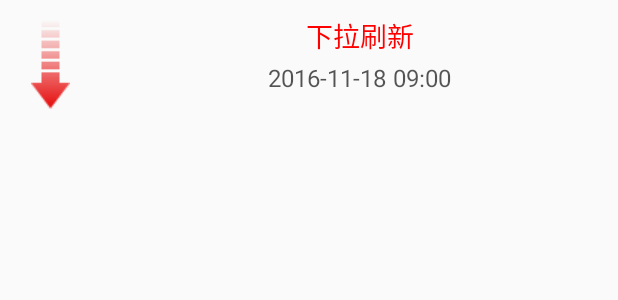
After one commit to chengxinping/UCity, an Android app: the layout pull_to_refresh.xml on its own in the app's theme, with its tools: preview values and no code run, on a phone screen of 412 x 824 dp. The commit adds this screen. Shown: the top 300 px of the screen. Run offline under Robolectric (Android 15) with nearby library versions, the phone set to English and light mode, and no system bars.

Commit message:
新闻数据下拉刷新++点击返回两次退出app

```diff
--- a/app/src/main/res/layout/pager_tab_detail.xml
+++ b/app/src/main/res/layout/pager_tab_detail.xml
@@ -5,8 +5,8 @@
     android:baselineAligned="false"
     android:orientation="vertical">
 
-    <ListView
+    <com.chengxinping.u_city.view.PullToRefreshListView
         android:id="@+id/lv_list"
         android:layout_width="match_parent"
-        android:layout_height="match_parent"></ListView>
+        android:layout_height="match_parent"></com.chengxinping.u_city.view.PullToRefreshListView>
 </LinearLayout>
--- /dev/null
+++ b/app/src/main/res/layout/pull_to_refresh.xml
@@ -0,0 +1,53 @@
+<?xml version="1.0" encoding="utf-8"?>
+<LinearLayout xmlns:android="http://schemas.android.com/apk/res/android"
+    android:layout_width="match_parent"
+    android:layout_height="wrap_content"
+    android:orientation="horizontal">
+
+    <FrameLayout
+        android:layout_width="wrap_content"
+        android:layout_height="wrap_content"
+        android:paddingLeft="10dp"
+        android:paddingRight="10dp"
+        android:paddingTop="10dp">
+
+        <ImageView
+            android:id="@+id/iv_arrow"
+            android:layout_width="wrap_content"
+            android:layout_height="wrap_content"
+            android:layout_gravity="center"
+            android:src="@drawable/common_listview_headview_red_arrow" />
+
+        <ProgressBar
+            android:id="@+id/pb_loading"
+            android:layout_width="wrap_content"
+            android:layout_height="wrap_content"
+            android:layout_gravity="center"
+            android:visibility="invisible" />
+    </FrameLayout>
+
+    <LinearLayout
+        android:layout_width="0dp"
+        android:layout_height="match_parent"
+        android:layout_weight="1"
+        android:gravity="center"
+        android:orientation="vertical">
+
+        <TextView
+            android:id="@+id/tv_title"
+            android:layout_width="wrap_content"
+            android:layout_height="wrap_content"
+            android:text="下拉刷新"
+            android:textColor="#f00"
+            android:textSize="18sp" />
+
+        <TextView
+            android:id="@+id/tv_time"
+            android:layout_width="wrap_content"
+            android:layout_height="wrap_content"
+            android:layout_marginTop="3dp"
+            android:text="2016-11-18 09:00"
+            android:textColor="#a000"
+            android:textSize="16sp" />
+    </LinearLayout>
+</LinearLayout>
```
Also changed, not shown: app/src/main/java/com/chengxinping/u_city/activities/MainActivity.java (+18 -0 lines), app/src/main/java/com/chengxinping/u_city/base/impl/menu/TabDetailPager.java (+16 -3 lines), app/src/main/java/com/chengxinping/u_city/view/PullToRefreshListView.java (added, +237 -0 lines), app/src/main/res/drawable/common_listview_headview_red_arrow.png (added), 58 other files.
